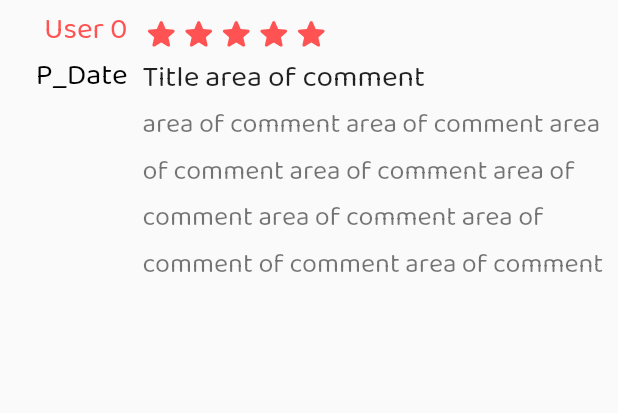
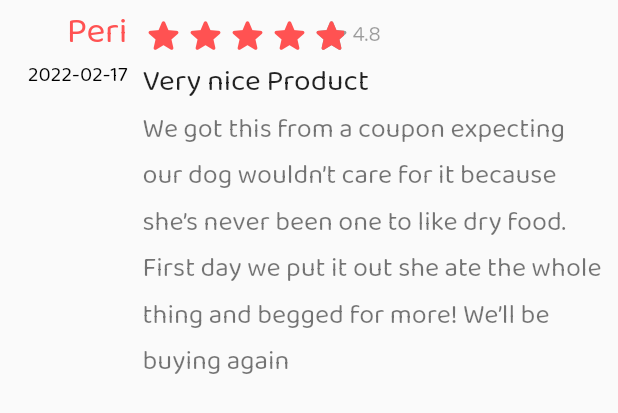
Before and after one commit to Beyond-Six/Petmily_Flutter, a Flutter app: the ReviewBox widget shown alone on an empty page, opened directly with empty values, on a phone screen of 412 x 824 dp. Shown: the top 413 px of the screen. Run offline on Flutter 3.47's test engine with Material 2 defaults, Android fonts, the phone set to English and light mode, and no system bars; drawn by our look-alikes of flutter_rating_bar; our stand-ins replace auto_size_text, clay_containers, get, image_picker, numberpicker, persistent_bottom_nav_bar and 3 more.

Commit message:
Add: product review

```diff
--- a/lib/screens/ProductScreen.dart
+++ b/lib/screens/ProductScreen.dart
@@ -1,4 +1,5 @@
 import 'package:flutter/material.dart';
+import 'package:flutter_rating_bar/flutter_rating_bar.dart';
 import 'package:syncfusion_flutter_charts/charts.dart';
 import 'package:syncfusion_flutter_charts/sparkcharts.dart';
 
@@ -29,7 +30,7 @@ class _ProductScreenState extends State<ProductScreen> {
       color: Colors.white,
       padding: EdgeInsets.all(10),
       child: ListView.builder(
-          itemCount: 15,
+          itemCount: 7,
           itemBuilder: (BuildContext context, int index) {
             if (index == 0) {
               return Container(
@@ -141,10 +142,33 @@ class _ChartData {
   final double y;
 }
 
-class ReviewBox extends StatelessWidget {
+class ReviewBox extends StatefulWidget {
   const ReviewBox({Key? key, required this.index}) : super(key: key);
+  final int index;
 
-  final int index;
+  @override
+  _ReviewBoxState createState() => _ReviewBoxState();
+}
+
+class _ReviewBoxState extends State<ReviewBox> {
+  late List<_reviewData> data = [
+    _reviewData("Peri", "2022-02-17", "Very nice Product",
+        "We got this from a coupon expecting our dog wouldn’t care for "
+            "it because she’s never been one to like dry food. First day "
+            "we put it out she ate the whole thing and begged for more! We’ll be buying again", 4.8),
+    _reviewData("Tai", "2022-02-10", "I love olly's always dose a great one.",
+        "My rescue dogs have been eating this food for 5 years now and are supe"
+            "r healthy and fit. They both eat it happily at every meal and have "
+            "had no stomach issues ever. This is a quality food and fairly reasonably priced.", 4.2),
+    _reviewData("Gina", "2022-01-29", "I high  Recommend this one.",
+        "I love the food and will continue to buy it cause my Fur baby"
+            "'s love it but still really wished there was a 50lb bag for Small breeds", 4.6),
+    _reviewData("Henry", "2022-01-06", "My dog loves this food.",
+        "We have two dogs and we really had to search to find a food that worked"
+            " for both of them. So this was a win for us! They both like it and"
+            " digest it well, and both are very healthy.", 4.0),
+  ];
+
   @override
   Widget build(BuildContext context) {
     return Container(
@@ -158,8 +182,8 @@ class ReviewBox extends StatelessWidget {
               child: Column(
                 crossAxisAlignment: CrossAxisAlignment.end,
                 children: [
-                Text('User $index', style: TextStyle(fontSize: 20, color: Colors.redAccent, height: 1.2),),
-                Text('P_Date', style: TextStyle(fontSize: 20, color: Colors.black),),
+                  Text(data[widget.index].name, style: TextStyle(fontSize: 24, color: Colors.redAccent, height: 1.2),),
+                  Text(data[widget.index].date, style: TextStyle(fontSize: 14, color: Colors.black),),
                 ],
               ),
             ),
@@ -170,23 +194,26 @@ class ReviewBox extends StatelessWidget {
                   crossAxisAlignment: CrossAxisAlignment.start,
                   children: [
                     Row(
-                    mainAxisAlignment: MainAxisAlignment.start,
-                    children: <Widget>[
-                      for( var i = 0 ; i < 5; i++ )
-                        new IconTheme(
-                          data: new IconThemeData(color: Colors.redAccent),
-                          child: new Icon(Icons.star_rounded, size: 25,), // I want to iterate this "star icon" for reviews.ratings.length times
+                        children: [
+                          RatingBarIndicator(
+                            rating: data[widget.index].rate,
+                            itemBuilder: (context, index) => Icon(
+                              Icons.star_rounded,
+                              color: Colors.redAccent,
                             ),
-                    ],
+                            itemCount: 5,
+                            itemSize: 28.0,
+                            direction: Axis.horizontal,
                           ),
-                  Text('Title area of comment', style: TextStyle(fontSize: 20),),
+                          Text(data[widget.index].rate.toString(), style: TextStyle(fontSize: 15, color: Colors.black38))
+                        ]
+                    ),
+                    Text(data[widget.index].title, style: TextStyle(fontSize: 20),),
                     Container(
                         child: Row(
                             children: [
                               Flexible(
-                          child: Text('area of comment area of comment '
-                          'area of comment area of comment area of comment area '
-                          'of comment area of comment of comment area of comment', style: TextStyle(fontSize: 18, color: Colors.black54)),
+                                child: Text(data[widget.index].content, style: TextStyle(fontSize: 18, color: Colors.black54)),
                               )
 
                             ]
@@ -201,3 +228,14 @@ class ReviewBox extends StatelessWidget {
     );
   }
 }
+
+
+class _reviewData{
+  _reviewData(this.name, this.date, this.title, this.content, this.rate);
+
+  final String name;
+  final String date;
+  final String title;
+  final String content;
+  final double rate;
+}
```
Lines whose indentation alone changed are shown as unchanged.
